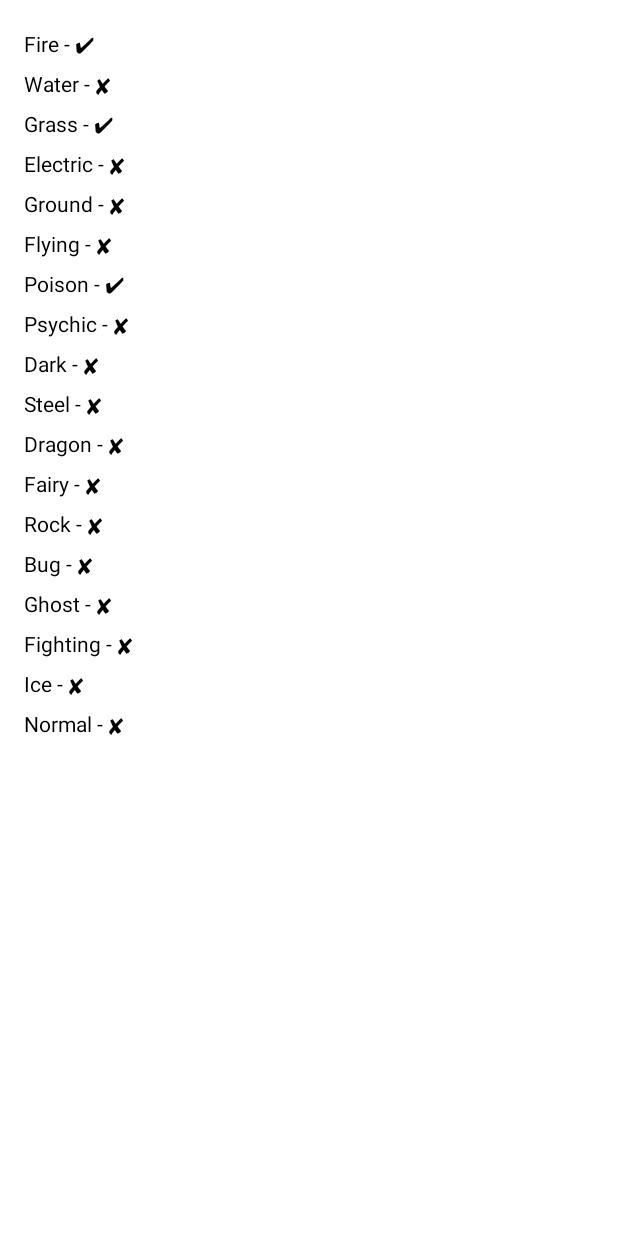
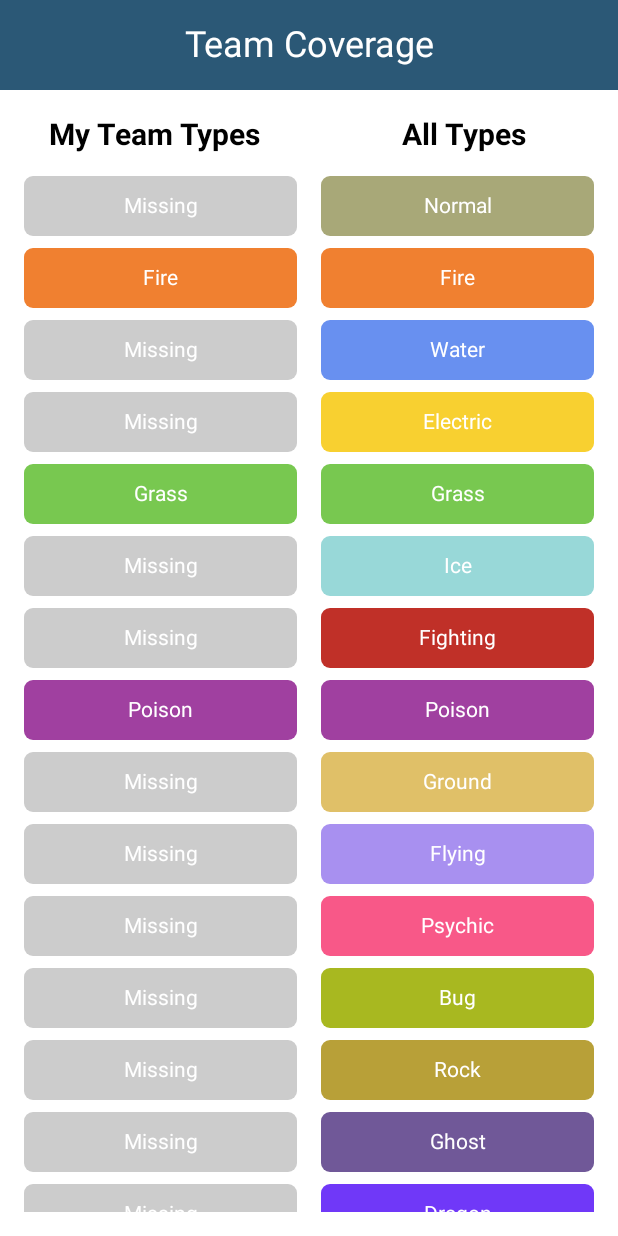
Before and after one commit to edwinliiiii/PokemonKotlinApp, an Android app built with Jetpack Compose: the TeamCoverageScreen screen opened through its navigation route, on a phone screen of 412 x 824 dp. Run offline under Robolectric (Android 15) with nearby library versions, the phone set to English and light mode, and no system bars; our stand-ins replace Room's generated code; libraries missing offline, so code that uses them is left out: com.bumptech.glide; 1 statement that could not run was skipped.

Commit message:
ui changes to screens and added TypeColor utils

```diff
--- a/app/src/main/java/com/neu/mobileapplicationdevelopment202430/fragment/HomeScreen.kt
+++ b/app/src/main/java/com/neu/mobileapplicationdevelopment202430/fragment/HomeScreen.kt
@@ -22,6 +22,7 @@ import androidx.compose.ui.Modifier
 import androidx.compose.ui.graphics.Color
 import androidx.compose.ui.platform.LocalContext
 import androidx.compose.ui.res.stringResource
+import androidx.compose.ui.text.style.TextAlign
 import androidx.compose.ui.unit.dp
 import androidx.compose.ui.unit.sp
 import androidx.lifecycle.viewmodel.compose.viewModel
@@ -56,7 +57,8 @@ fun HomeScreen(navController: NavController) {
                 text = stringResource(id = R.string.pokedex),
                 fontSize = 24.sp,
                 color = Color.White,
-                modifier = Modifier.padding(16.dp)
+                modifier = Modifier.padding(16.dp),
+                textAlign = TextAlign.Center
             )
         }
 
--- a/app/src/main/java/com/neu/mobileapplicationdevelopment202430/fragment/PokemonInfoScreen.kt
+++ b/app/src/main/java/com/neu/mobileapplicationdevelopment202430/fragment/PokemonInfoScreen.kt
@@ -30,6 +30,7 @@ import androidx.navigation.NavController
 import com.bumptech.glide.integration.compose.ExperimentalGlideComposeApi
 import com.bumptech.glide.integration.compose.GlideImage
 import com.neu.mobileapplicationdevelopment202430.pokemon.PokemonItem
+import com.neu.mobileapplicationdevelopment202430.utils.getTypeColor
 
 @OptIn(ExperimentalGlideComposeApi::class)
 @Composable
@@ -164,26 +165,3 @@ fun PokemonInfoScreen(pokemon: PokemonItem, navController: NavController) {
         }
     }
 }
-
-
-val typeColors = mapOf(
-    "normal" to Color(0xFFA8A878),
-    "fire" to Color(0xFFF08030),
-    "water" to Color(0xFF6890F0),
-    "electric" to Color(0xFFF8D030),
-    "grass" to Color(0xFF78C850),
-    "ice" to Color(0xFF98D8D8),
-    "fighting" to Color(0xFFC03028),
-    "poison" to Color(0xFFA040A0),
-    "ground" to Color(0xFFE0C068),
-    "flying" to Color(0xFFA890F0),
-    "psychic" to Color(0xFFF85888),
-    "bug" to Color(0xFFA8B820),
-    "rock" to Color(0xFFB8A038),
-    "ghost" to Color(0xFF705898),
-    "dragon" to Color(0xFF7038F8),
-)
-
-fun getTypeColor(type: String): Color {
-    return typeColors[type.lowercase()] ?: Color.Black
-}
--- a/app/src/main/java/com/neu/mobileapplicationdevelopment202430/fragment/TeamCoverageScreen.kt
+++ b/app/src/main/java/com/neu/mobileapplicationdevelopment202430/fragment/TeamCoverageScreen.kt
@@ -1,18 +1,28 @@
 package com.neu.mobileapplicationdevelopment202430.fragment
 
+import androidx.compose.foundation.background
 import androidx.compose.foundation.layout.*
 import androidx.compose.foundation.lazy.LazyColumn
-import androidx.compose.foundation.lazy.items
+import androidx.compose.foundation.shape.RoundedCornerShape
+import androidx.compose.material3.Surface
 import androidx.compose.material3.Text
 import androidx.compose.runtime.*
+import androidx.compose.ui.Alignment
 import androidx.compose.ui.Modifier
+import androidx.compose.ui.graphics.Color
 import androidx.compose.ui.platform.LocalContext
+import androidx.compose.ui.res.stringResource
+import androidx.compose.ui.text.font.FontWeight
+import androidx.compose.ui.text.style.TextAlign
 import androidx.compose.ui.unit.dp
+import androidx.compose.ui.unit.sp
 import androidx.lifecycle.viewmodel.compose.viewModel
+import com.neu.mobileapplicationdevelopment202430.R
 import com.neu.mobileapplicationdevelopment202430.pokemon.TeamViewModel
 import com.neu.mobileapplicationdevelopment202430.pokemon.TeamViewModelFactory
 import com.neu.mobileapplicationdevelopment202430.room.PokemonDatabase
-import com.neu.mobileapplicationdevelopment202430.room.TeamPokemonEntity
+import com.neu.mobileapplicationdevelopment202430.utils.getTypeColor
+import com.neu.mobileapplicationdevelopment202430.utils.typeColors
 
 @Composable
 fun TeamCoverageScreen() {
@@ -23,20 +33,100 @@ fun TeamCoverageScreen() {
     val viewModel: TeamViewModel = viewModel(factory = factory)
     val team by viewModel.team.collectAsState(initial = emptyList())
 
-    val allTypes = listOf(
-        "Fire", "Water", "Grass", "Electric", "Ground", "Flying", "Poison",
-        "Psychic", "Dark", "Steel", "Dragon", "Fairy", "Rock", "Bug",
-        "Ghost", "Fighting", "Ice", "Normal"
-    )
+    val allTypes = typeColors.keys.toList()
 
-    val ownedTypes = team.flatMap { listOf(it.type1, it.type2 ?: "") }.filter { it.isNotBlank() }.toSet()
+    val ownedTypes = team.flatMap { listOf(it.type1, it.type2 ?: "") }
+        .filter { it.isNotBlank() }
+        .map { it.lowercase() }
+        .toSet()
 
-    LazyColumn(modifier = Modifier.fillMaxSize().padding(16.dp)) {
-        items(allTypes) { type ->
+    Column(modifier = Modifier.fillMaxSize()) {
+        Surface(
+            modifier = Modifier.fillMaxWidth(),
+            color = Color(0xFF2B5876)
+        ) {
             Text(
-                text = "$type - ${if (ownedTypes.contains(type)) "✔" else "✘"}",
-                modifier = Modifier.padding(vertical = 4.dp)
+                text = stringResource(id = R.string.coverage),
+                fontSize = 24.sp,
+                color = Color.White,
+                modifier = Modifier.padding(16.dp),
+                textAlign = TextAlign.Center
             )
+        }
+
+        Row(
+            modifier = Modifier
+                .fillMaxWidth()
+                .padding(top = 18.dp),
+        ) {
+            Text(
+                text = "My Team Types",
+                modifier = Modifier.weight(1f),
+                fontSize = 20.sp,
+                fontWeight = FontWeight.Bold,
+                color = Color.Black,
+                textAlign = TextAlign.Center
+            )
+            Text(
+                text = "All Types",
+                modifier = Modifier.weight(1f),
+                fontSize = 20.sp,
+                fontWeight = FontWeight.Bold,
+                color = Color.Black,
+                textAlign = TextAlign.Center
+            )
+        }
+
+        LazyColumn(
+        modifier = Modifier
+            .fillMaxSize()
+            .padding(16.dp),
+        verticalArrangement = Arrangement.spacedBy(8.dp)
+    ) {
+            items(allTypes.size) { index ->
+                val type = allTypes[index]
+                val typeKey = type.lowercase()
+                val hasType = typeKey in ownedTypes
+
+                Row(
+                    modifier = Modifier.fillMaxWidth(),
+                    horizontalArrangement = Arrangement.spacedBy(16.dp)
+                ) {
+                    Box(
+                        modifier = Modifier
+                            .weight(1f)
+                            .height(40.dp)
+                            .background(
+                                color = if (hasType) getTypeColor(typeKey) else Color.LightGray,
+                                shape = RoundedCornerShape(6.dp)
+                            ),
+                        contentAlignment = Alignment.Center
+                    ) {
+                        Text(
+                            text = if (hasType) type.replaceFirstChar { it.uppercase() } else "Missing",
+                            fontSize = 14.sp,
+                            color = Color.White
+                        )
+                    }
+
+                    Box(
+                        modifier = Modifier
+                            .weight(1f)
+                            .height(40.dp)
+                            .background(
+                                color = getTypeColor(typeKey),
+                                shape = RoundedCornerShape(6.dp)
+                            ),
+                        contentAlignment = Alignment.Center
+                    ) {
+                        Text(
+                            text = type.replaceFirstChar { it.uppercase() },
+                            fontSize = 14.sp,
+                            color = Color.White
+                        )
+                    }
+                }
+            }
         }
     }
 }
--- a/app/src/main/java/com/neu/mobileapplicationdevelopment202430/fragment/TeamScreen.kt
+++ b/app/src/main/java/com/neu/mobileapplicationdevelopment202430/fragment/TeamScreen.kt
@@ -11,6 +11,7 @@ import androidx.compose.ui.Modifier
 import androidx.compose.ui.graphics.Color
 import androidx.compose.ui.platform.LocalContext
 import androidx.compose.ui.res.stringResource
+import androidx.compose.ui.text.style.TextAlign
 import androidx.compose.ui.unit.dp
 import androidx.compose.ui.unit.sp
 import androidx.lifecycle.viewmodel.compose.viewModel
@@ -32,6 +33,7 @@ fun TeamScreen(navController: NavController) {
     val viewModel: TeamViewModel = viewModel(factory = factory)
     val team by viewModel.team.collectAsState(initial = emptyList())
 
+    // TODO: Remove
     LaunchedEffect(Unit) {
         val dummyTeam = listOf(
             TeamPokemonEntity(
@@ -71,9 +73,11 @@ fun TeamScreen(navController: NavController) {
                 text = stringResource(id = R.string.team),
                 fontSize = 24.sp,
                 color = Color.White,
-                modifier = Modifier.padding(16.dp)
+                modifier = Modifier.padding(16.dp),
+                textAlign = TextAlign.Center
             )
         }
+
         LazyColumn {
             items(team) { pokemon ->
                 TeamPokemonCard(
@@ -92,6 +96,7 @@ fun TeamScreen(navController: NavController) {
         Button(
             onClick = { navController.navigate("coverage") },
             modifier = Modifier.fillMaxWidth()
+                .padding(vertical = 6.dp, horizontal = 12.dp)
         ) {
             Text("Check Coverage")
         }
--- a/app/src/main/java/com/neu/mobileapplicationdevelopment202430/team/TeamPokemonCard.kt
+++ b/app/src/main/java/com/neu/mobileapplicationdevelopment202430/team/TeamPokemonCard.kt
@@ -26,6 +26,7 @@ import androidx.compose.ui.unit.sp
 import com.bumptech.glide.integration.compose.ExperimentalGlideComposeApi
 import com.bumptech.glide.integration.compose.GlideImage
 import com.neu.mobileapplicationdevelopment202430.room.TeamPokemonEntity
+import com.neu.mobileapplicationdevelopment202430.utils.getTypeColor
 
 @OptIn(ExperimentalGlideComposeApi::class)
 @Composable
@@ -57,16 +58,16 @@ fun TeamPokemonCard(
                     .size(72.dp)
             )
 
-            Spacer(modifier = Modifier.width(12.dp))
+            Spacer(modifier = Modifier.width(14.dp))
 
             Text(
                 text = pokemon.name,
-                fontSize = 16.sp,
+                fontSize = 18.sp,
                 color = Color.Black,
                 modifier = Modifier.weight(1f)
             )
 
-            Spacer(modifier = Modifier.width(12.dp))
+            Spacer(modifier = Modifier.width(20.dp))
 
             Column(
                 verticalArrangement = Arrangement.spacedBy(2.dp),
@@ -75,22 +76,20 @@ fun TeamPokemonCard(
             ) {
                 Text(
                     text = pokemon.type1,
-                    fontSize = 14.sp,
-                    color = Color.DarkGray
+                    fontSize = 16.sp,
+                    color = getTypeColor(pokemon.type1)
                 )
                 Text(
                     text = pokemon.type2?.takeIf { it.isNotBlank() } ?: "—",
-                    fontSize = 14.sp,
-                    color = Color.DarkGray
+                    fontSize = 16.sp,
+                    color = pokemon.type2?.takeIf { it.isNotBlank() }?.let { getTypeColor(it) } ?: Color.DarkGray
                 )
             }
-
-            Spacer(modifier = Modifier.width(12.dp))
 
             IconButton(onClick = onRemove) {
                 Icon(
                     imageVector = Icons.Default.Close,
-                    contentDescription = "Remove from team"
+                    contentDescription = "Remove from team",
                 )
             }
         }
@@ -121,27 +120,25 @@ fun TeamPlaceholderCard(modifier: Modifier = Modifier) {
                     .background(Color.LightGray)
             )
 
-            Spacer(modifier = Modifier.width(12.dp))
+            Spacer(modifier = Modifier.width(14.dp))
 
             Text(
                 text = "Empty Slot",
-                fontSize = 16.sp,
+                fontSize = 18.sp,
                 color = Color.Gray,
                 modifier = Modifier.weight(1f)
             )
 
-            Spacer(modifier = Modifier.width(12.dp))
+            Spacer(modifier = Modifier.width(20.dp))
 
             Column(
                 verticalArrangement = Arrangement.spacedBy(2.dp),
                 horizontalAlignment = Alignment.Start,
                 modifier = Modifier.weight(1f)
             ) {
-                Text(text = "—", fontSize = 14.sp, color = Color.Gray)
-                Text(text = "—", fontSize = 14.sp, color = Color.Gray)
+                Text(text = "—", fontSize = 16.sp, color = Color.Gray)
+                Text(text = "—", fontSize = 16.sp, color = Color.Gray)
             }
-
-            Spacer(modifier = Modifier.width(12.dp))
 
             IconButton(onClick = {}, enabled = false) {
                 Icon(
--- /dev/null
+++ b/app/src/main/java/com/neu/mobileapplicationdevelopment202430/utils/TypeColors.kt
@@ -0,0 +1,25 @@
+package com.neu.mobileapplicationdevelopment202430.utils
+
+import androidx.compose.ui.graphics.Color
+
+val typeColors = mapOf(
+    "normal" to Color(0xFFA8A878),
+    "fire" to Color(0xFFF08030),
+    "water" to Color(0xFF6890F0),
+    "electric" to Color(0xFFF8D030),
+    "grass" to Color(0xFF78C850),
+    "ice" to Color(0xFF98D8D8),
+    "fighting" to Color(0xFFC03028),
+    "poison" to Color(0xFFA040A0),
+    "ground" to Color(0xFFE0C068),
+    "flying" to Color(0xFFA890F0),
+    "psychic" to Color(0xFFF85888),
+    "bug" to Color(0xFFA8B820),
+    "rock" to Color(0xFFB8A038),
+    "ghost" to Color(0xFF705898),
+    "dragon" to Color(0xFF7038F8),
+)
+
+fun getTypeColor(type: String): Color {
+    return typeColors[type.lowercase()] ?: Color.Black
+}
--- a/app/src/main/res/values/strings.xml
+++ b/app/src/main/res/values/strings.xml
@@ -7,5 +7,5 @@
     <string name="username">Username</string>
     <string name="pokedex">Pokedex</string>
     <string name="team">My Team</string>
-    <string name="coverate">Team Coverage</string>
+    <string name="coverage">Team Coverage</string>
 </resources>
```
